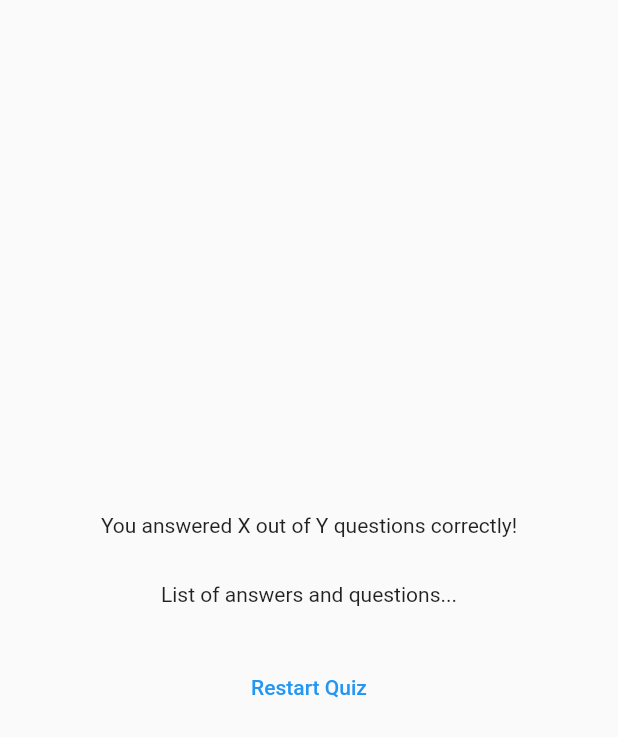
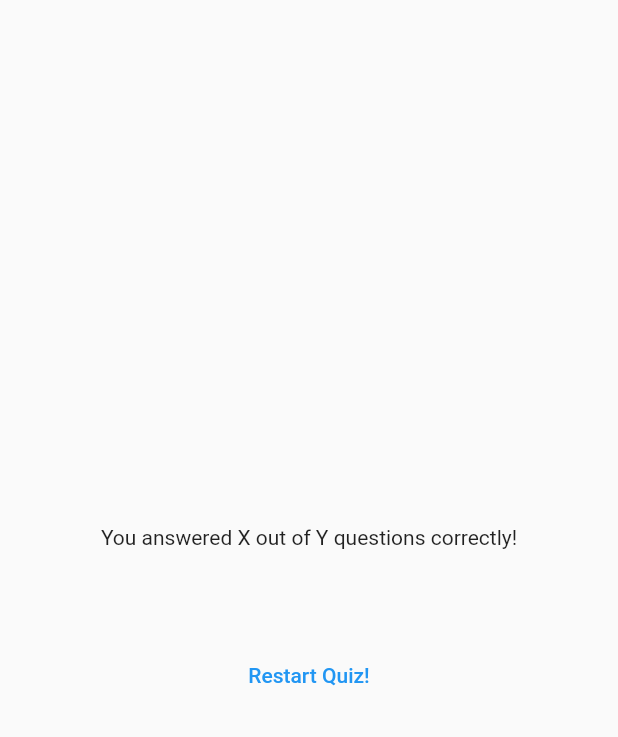
Before and after one commit to NdersCode/app_002, a Flutter app: the ResultsScreen widget shown alone on an empty page, opened directly with empty values, on a phone screen of 412 x 824 dp. Shown: the top 737 px of the screen. Run offline on Flutter 3.47's test engine with Material 2 defaults, Android fonts, the phone set to English and light mode, and no system bars; our stand-ins replace google_fonts.

Commit message:
Latest Commit

```diff
--- a/lib/quiz.dart
+++ b/lib/quiz.dart
@@ -28,7 +28,6 @@
 
     if (selectedAnswers.length == questions.length) {
       setState(() {
-        selectedAnswers = [];
         activeScreen = 'results-screen';
       });
     }
--- a/lib/results_screen.dart
+++ b/lib/results_screen.dart
@@ -1,12 +1,34 @@
+import 'package:app_002/data/questions.dart';
+import 'package:app_002/questions_summary.dart';
 import 'package:flutter/material.dart';
 
 class ResultsScreen extends StatelessWidget {
-  const ResultsScreen({super.key, required this.chosenAnswers});
+  const ResultsScreen({
+    super.key,
+    required this.chosenAnswers,
+  });
 
   final List<String> chosenAnswers;
 
+  List<Map<String, Object>> getSummaryData() {
+    final List<Map<String, Object>> summary = [];
+
+    for (var i = 0; i < chosenAnswers.length; i++) {
+      summary.add(
+        {
+          'question_index': i,
+          'question': questions[i].text,
+          'correct_answer': questions[i].answers[0],
+          'user_answer': chosenAnswers[i]
+        },
+      );
+    }
+
+    return summary;
+  }
+
   @override
-  Widget build(context) {
+  Widget build(BuildContext context) {
     return SizedBox(
       width: double.infinity,
       child: Container(
@@ -15,12 +37,16 @@
           mainAxisAlignment: MainAxisAlignment.center,
           children: [
             const Text('You answered X out of Y questions correctly!'),
-            const SizedBox(height: 30),
-            const Text('List of answers and questions...'),
-            const SizedBox(height: 30),
+            const SizedBox(
+              height: 30,
+            ),
+            QuestionsSummary(getSummaryData()),
+            const SizedBox(
+              height: 30,
+            ),
             TextButton(
               onPressed: () {},
-              child: const Text('Restart Quiz'),
+              child: const Text('Restart Quiz!'),
             )
           ],
         ),
```
Also changed, not shown: lib/questions_summary.dart (added, +34 -0 lines).
